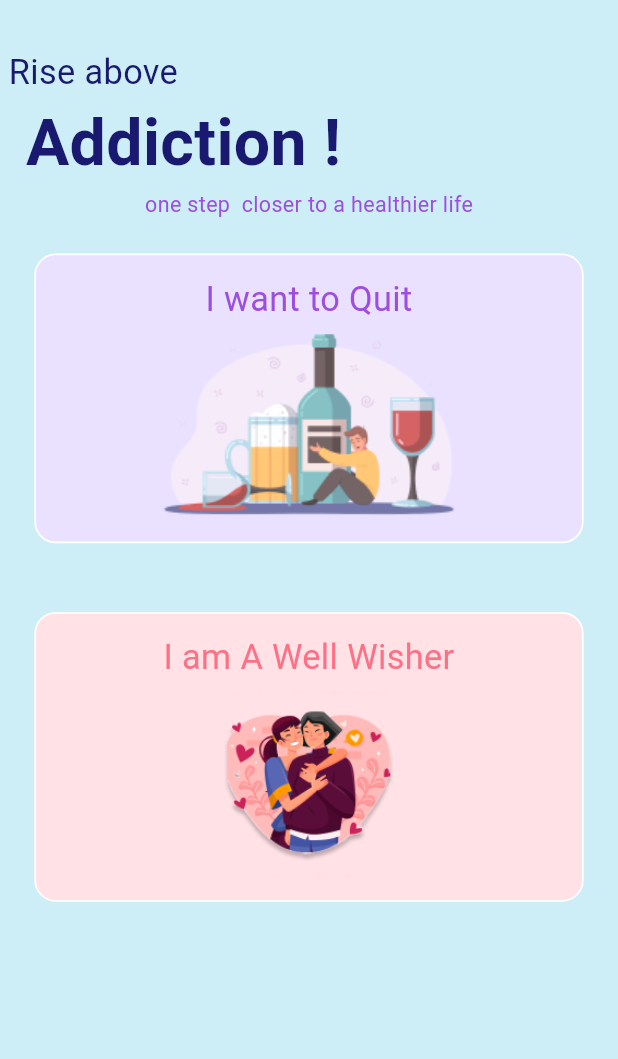
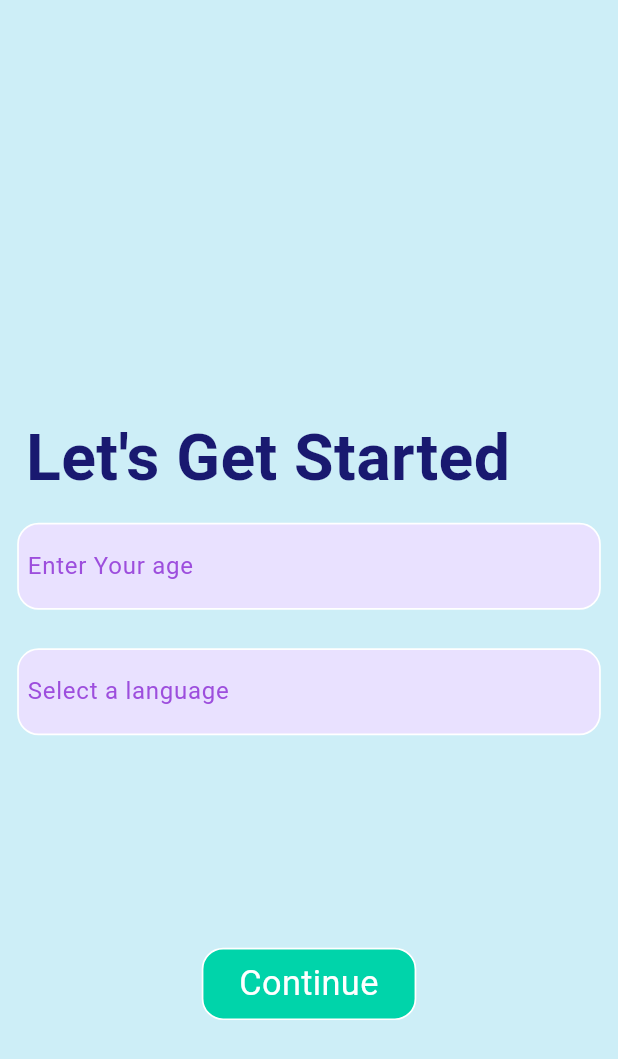
Before and after one commit to neeraj9649/sih, a Flutter app: the screen it shows after launch, after a tap on "Sign Up", on a phone screen of 412 x 824 dp. Shown: the top 1059 px of the screen. Run offline on Flutter 3.47's test engine with Material 3 defaults, Android fonts, the phone set to English and light mode, and no system bars; our stand-ins replace flutter_screenutil, flutter_svg, google_fonts; project files that could hold a hidden picture were left out.

Commit message:
add ade_conformation screen

```diff
--- /dev/null
+++ b/lib/Provider/Age_conformation_provider.dart
@@ -0,0 +1,14 @@
+import 'package:flutter/material.dart';
+
+class AgeConformationProvider extends ChangeNotifier {
+  // Track the selection state of each checkbox
+  List<bool> _checkboxStates = List.generate(10, (index) => false);
+
+  List<bool> get checkboxStates => _checkboxStates;
+
+  // Toggle the checkbox selection
+  void toggleCheckbox(int index, bool value) {
+    _checkboxStates[index] = value;
+    notifyListeners(); // Notify listeners to update the UI
+  }
+}
--- a/lib/Screen/Auth/SignUp_Screen.dart
+++ b/lib/Screen/Auth/SignUp_Screen.dart
@@ -82,6 +82,7 @@
 //   }
 // }
 
+import 'package:dash_board/Screen/OnBoard_Screen/Age_confromation_Screen.dart';
 import 'package:dash_board/Screen/OnBoard_Screen/Screen6.dart';
 import 'package:dash_board/Screen/OnBoard_Screen/ScreenPage2.dart';
 import 'package:dash_board/Util/Colors/Colors.dart';
@@ -159,7 +160,7 @@ class _SignUpScreenState extends State<SignUpScreen> {
                         Navigator.push(
                           context,
                           MaterialPageRoute(
-                            builder: (context) => const Screenpage2(),
+                            builder: (context) => const AgeConfromationScreen(),
                           ),
                         );
                       },
--- /dev/null
+++ b/lib/Screen/OnBoard_Screen/Age_confromation_Screen.dart
@@ -0,0 +1,142 @@
+import 'package:dash_board/Provider/Age_conformation_provider.dart';
+import 'package:dash_board/Screen/OnBoard_Screen/Screen6.dart';
+import 'package:dash_board/Screen/OnBoard_Screen/Screen7.dart';
+import 'package:dash_board/Screen/OnBoard_Screen/ScreenPage2.dart';
+import 'package:dash_board/Util/Colors/Colors.dart';
+import 'package:dash_board/Util/Style/Text_Style.dart';
+import 'package:dash_board/Widgets/CustomToggleButton.dart';
+import 'package:dash_board/Widgets/Custom_Button.dart';
+import 'package:dash_board/Widgets/Custom_Top_Row.dart';
+import 'package:flutter/material.dart';
+import 'package:flutter_screenutil/flutter_screenutil.dart';
+import 'package:provider/provider.dart';
+
+class AgeConfromationScreen extends StatefulWidget {
+  const AgeConfromationScreen({super.key});
+
+  @override
+  State<AgeConfromationScreen> createState() => _AgeConfromationScreenState();
+}
+
+class _AgeConfromationScreenState extends State<AgeConfromationScreen> {
+  TextEditingController age = TextEditingController();
+  @override
+  Widget build(BuildContext context) {
+    final checkboxState = Provider.of<AgeConformationProvider>(context);
+
+    return Scaffold(
+      backgroundColor: onBoardBackgroundColor,
+      body: SafeArea(
+        child: SingleChildScrollView(
+          child: Column(
+            mainAxisAlignment: MainAxisAlignment.center,
+            crossAxisAlignment: CrossAxisAlignment.start,
+            children: [
+              SizedBox(
+                height: MediaQuery.of(context).size.height / 3,
+              ),
+              Padding(
+                padding: EdgeInsets.only(left: 60.w),
+                child: Text(
+                  "Let's Get Started",
+                  style: TextStyle(
+                      color: iconSelectColor,
+                      fontSize: 150.sp,
+                      fontWeight: FontWeight.w700),
+                ),
+              ),
+              Padding(
+                padding: EdgeInsets.symmetric(horizontal: 40.w, vertical: 40.h),
+                child: Container(
+                  height: 180.h,
+                  // width: 600.w,
+                  decoration: BoxDecoration(
+                    color: toggleButtonBackgroundColor,
+                    borderRadius: BorderRadius.circular(50.r),
+                    border: Border.all(
+                      width: 4.w,
+                      color: Colors.white,
+                    ),
+                  ),
+                  child: Padding(
+                    padding: EdgeInsets.only(left: 20.0.w),
+                    child: Center(
+                      child: TextField(
+                        controller: age,
+                        decoration: InputDecoration(
+                            hintText: "Enter Your age",
+                            hintStyle: TextStyle(color: toggleButtonTextColor),
+                            border: InputBorder.none),
+                      ),
+                    ),
+                  ),
+                ),
+              ),
+              Padding(
+                padding: EdgeInsets.symmetric(horizontal: 40.w, vertical: 40.h),
+                child: Container(
+                  height: 180.h,
+                  // width: 600.w,
+                  decoration: BoxDecoration(
+                    color: toggleButtonBackgroundColor,
+                    borderRadius: BorderRadius.circular(50.r),
+                    border: Border.all(
+                      width: 4.w,
+                      color: Colors.white,
+                    ),
+                  ),
+                  child: Padding(
+                    padding: EdgeInsets.only(left: 20.0.w),
+                    child: Center(
+                      child: TextField(
+                        decoration: InputDecoration(
+                            hintText: "Select a language",
+                            hintStyle: TextStyle(color: toggleButtonTextColor),
+                            border: InputBorder.none),
+                      ),
+                    ),
+                  ),
+                ),
+              ),
+              Padding(
+                padding: EdgeInsets.only(top: 400.h),
+                child: Center(
+                  child: SizedBox(
+                    height: 150.h,
+                    width: 500.w,
+                    child: CustomButton(
+                      text: 'Continue',
+                      onToggle: () {
+                        if (age.text.isNotEmpty) {
+                          // Check if the input is not empty
+                          try {
+                            int enteredAge = int.parse(
+                                age.text); // Parse the input to integer
+                            if (enteredAge < 18) {
+                              print('Under age');
+                            } else {
+                              Navigator.push(
+                                context,
+                                MaterialPageRoute(
+                                    builder: (context) => const Screenpage2()),
+                              );
+                            }
+                          } catch (e) {
+                            print(
+                                'Invalid age entered'); // Handle invalid input
+                          }
+                        } else {
+                          print('Age field is empty');
+                        }
+                      },
+                    ),
+                  ),
+                ),
+              )
+            ],
+          ),
+        ),
+      ),
+    );
+  }
+}
--- a/lib/main.dart
+++ b/lib/main.dart
@@ -1,3 +1,4 @@
+import 'package:dash_board/Provider/Age_conformation_provider.dart';
 import 'package:dash_board/Provider/Screen10_Provider.dart';
 import 'package:dash_board/Provider/Screen6_Provider.dart';
 import 'package:dash_board/Provider/Screen7_Provider.dart';
@@ -31,7 +32,7 @@ class MyApp extends StatelessWidget {
           ChangeNotifierProvider(create: (_) => Screen8Provider()),
           ChangeNotifierProvider(create: (_) => Screen9Provider()),
           ChangeNotifierProvider(create: (_) => Screen10Provider()),
-          // ChangeNotifierProvider(create: (_) => DatePickerProvider()),
+          ChangeNotifierProvider(create: (_) => AgeConformationProvider()),
         ],
         child: MaterialApp(
           debugShowCheckedModeBanner: false,
```
